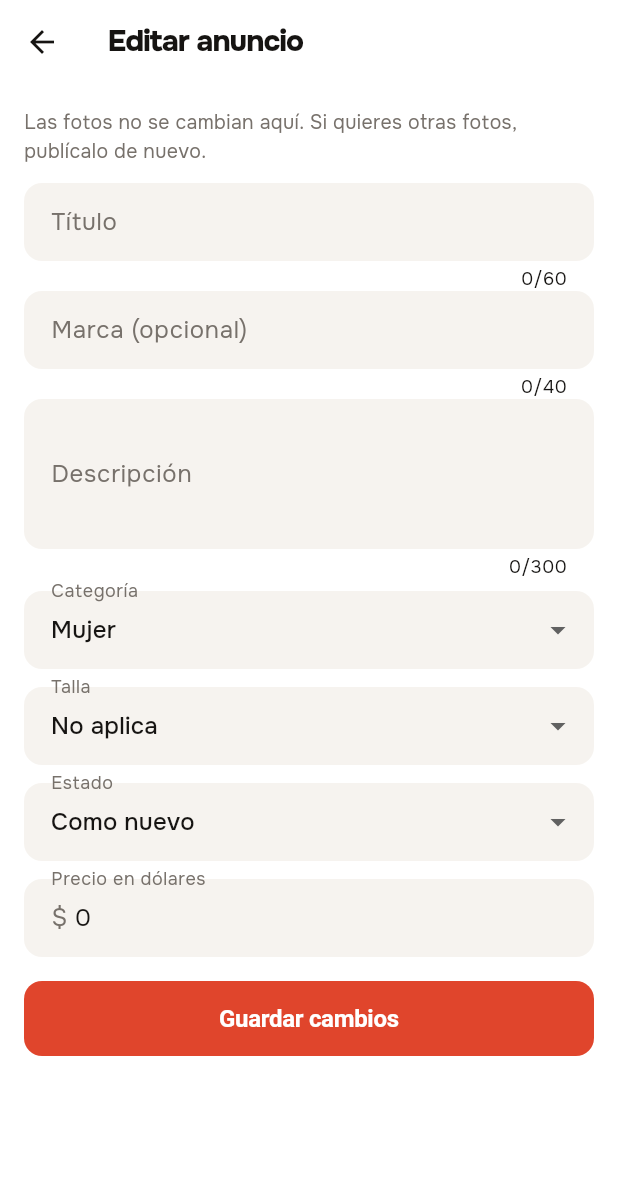
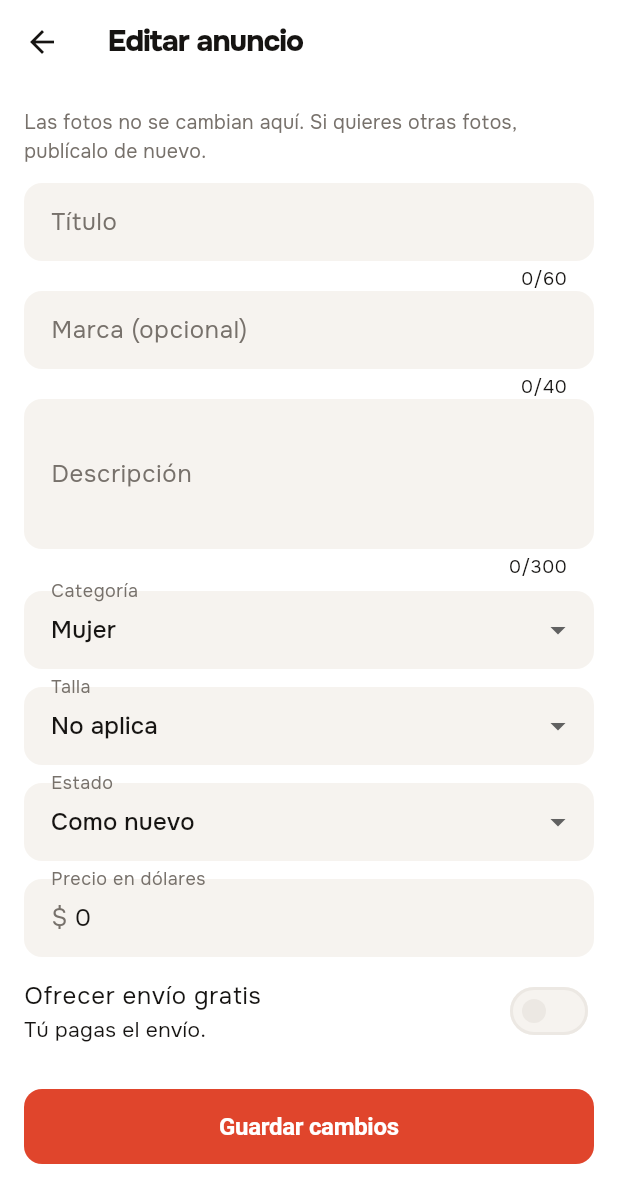
Before and after one commit to javiermoises159-dot/la-percha, a Flutter app: the ListingDetail screen opened directly with empty values, scrolled down 50 dp, after a tap on "Editar anuncio", on a phone screen of 412 x 824 dp. Shown: the top 1203 px of the screen. Run offline on Flutter 3.47's test engine with Material 3 defaults, Android fonts, the phone set to English and light mode, and no system bars; our stand-ins replace flutter_svg, google_fonts, image_picker, shared_preferences, supabase_flutter, webview_flutter; missing offline and left inert: dart:js_interop; accounts and stored records are empty; network calls fail.

Commit message:
Envío gratis opcional: el vendedor puede ofrecer pagar el envío (migración 0033, publicar, editar, detalle, compra, términos)
Co-Authored-By: Claude Sonnet 5.5 <noreply@anthropic.com>
Claude-Session: https://claude.ai/code/session_01JhSfgkLBMgjpgLXA8Cpnwe

```diff
--- a/app/lib/listing.dart
+++ b/app/lib/listing.dart
@@ -21,7 +21,11 @@ class Listing {
     this.fotoIa = false,
     this.createdAt,
     this.brand,
+    this.envioGratis = false,
   });
+
+  /// El vendedor paga el envío.
+  final bool envioGratis;
 
   /// Marca (opcional).
   final String? brand;
@@ -64,6 +68,7 @@ class Listing {
       featuredUntil: DateTime.tryParse('${m['featured_until'] ?? ''}'),
       fotoIa: m['foto_ia'] == true,
       createdAt: DateTime.tryParse('${m['created_at'] ?? ''}')?.toLocal(),
+      envioGratis: m['envio_gratis'] == true,
       brand: (m['brand'] as String?)?.trim().isEmpty == true ? null : m['brand'] as String?,
     );
   }
@@ -288,6 +293,7 @@ class ListingsStore extends ChangeNotifier {
     List<Uint8List> photos = const [],
     bool fotoIa = false,
     String? brand,
+    bool envioGratis = false,
   }) async {
     final uid = _db.auth.currentUser?.id;
     if (uid == null) return 'Inicia sesión para vender.';
@@ -320,6 +326,7 @@ class ListingsStore extends ChangeNotifier {
         'city': city,
         'photos': urls,
         if (fotoIa) 'foto_ia': true,
+        if (envioGratis) 'envio_gratis': true,
         if (brand != null && brand.trim().isNotEmpty) 'brand': brand.trim(),
       });
       await load();
--- a/app/lib/listing_detail.dart
+++ b/app/lib/listing_detail.dart
@@ -233,6 +233,13 @@ class ListingDetail extends StatelessWidget {
                                             fontWeight: FontWeight.w700,
                                             fontSize: 15)),
                                     Wrap(children: [
+                                      if (item.envioGratis)
+                                        const Padding(
+                                          padding: EdgeInsets.only(right: 6),
+                                          child: Chip(
+                                              visualDensity: VisualDensity.compact,
+                                              label: Text('Envío gratis', style: TextStyle(fontSize: 12, fontWeight: FontWeight.w700))),
+                                        ),
                                       FundadorChip(sellerId: item.sellerId),
                                       VerificadoChip(userId: item.sellerId),
                                     ]),
--- a/app/lib/mas.dart
+++ b/app/lib/mas.dart
@@ -126,6 +126,7 @@ class _EditarAnuncioPageState extends State<EditarAnuncioPage> {
   late String _categoria = widget.item.category;
   late String _talla = widget.item.size;
   late String _estado = widget.item.condition;
+  late bool _envioGratis = widget.item.envioGratis;
   bool _busy = false;
   String? _err;
 
@@ -156,6 +157,7 @@ class _EditarAnuncioPageState extends State<EditarAnuncioPage> {
       'size': _talla,
       'condition': _estado,
       'brand': _marca.text.trim().isEmpty ? null : _marca.text.trim(),
+      'envio_gratis': _envioGratis,
     });
     if (!mounted) return;
     if (e != null) {
@@ -210,6 +212,13 @@ class _EditarAnuncioPageState extends State<EditarAnuncioPage> {
             controller: _precio,
             keyboardType: const TextInputType.numberWithOptions(decimal: true),
             decoration: const InputDecoration(labelText: 'Precio en dólares', prefixText: '\$ ')),
+        SwitchListTile(
+          contentPadding: EdgeInsets.zero,
+          title: const Text('Ofrecer envío gratis'),
+          subtitle: const Text('Tú pagas el envío.'),
+          value: _envioGratis,
+          onChanged: (v) => setState(() => _envioGratis = v),
+        ),
         if (_err != null) ...[
           const SizedBox(height: 10),
           Text(_err!, style: const TextStyle(color: Color(0xFFB3261E))),
--- a/app/lib/orders_page.dart
+++ b/app/lib/orders_page.dart
@@ -168,7 +168,10 @@ class _CheckoutPageState extends State<CheckoutPage> {
   bool _busy = false;
   String? _error;
   double? _price; // precio acordado (oferta aceptada) o el del anuncio
-  String _metodo = metodosEntrega.first;
+  late String _metodo = _paraItem(metodosEntrega.first);
+  String _paraItem(String m) => widget.item.envioGratis
+      ? m.replaceFirst('(cobro a destino)', '(envío pagado por el vendedor)')
+      : m;
 
   @override
   void initState() {
@@ -246,7 +249,7 @@ class _CheckoutPageState extends State<CheckoutPage> {
           _Line(price < item.price ? 'Precio acordado' : 'Artículo',
               _money(price)),
           _Line('Protección al comprador', _money(fee)),
-          _Line('Total (sin envío)', _money(price + fee), bold: true),
+          _Line(item.envioGratis ? 'Total (envío gratis)' : 'Total (sin envío)', _money(price + fee), bold: true),
           if (bsText(price + fee).isNotEmpty) _Line('', bsText(price + fee)),
         ]),
         const SizedBox(height: 20),
@@ -258,10 +261,15 @@ class _CheckoutPageState extends State<CheckoutPage> {
           decoration: const InputDecoration(labelText: 'Cómo lo recibes'),
           items: [
             for (final m in metodosDisponibles())
-              DropdownMenuItem(value: m, child: Text(m)),
+              DropdownMenuItem(value: _paraItem(m), child: Text(_paraItem(m))),
           ],
           onChanged: (v) => setState(() => _metodo = v ?? _metodo),
         ),
+        if (widget.item.envioGratis && _metodo.contains('envío pagado por el vendedor')) ...[
+          const SizedBox(height: 8),
+          Text('Este vendedor ofrece envío gratis: él paga el envío, tú no pagas nada al recibir.',
+              style: TextStyle(color: context.muted, fontSize: 13)),
+        ],
         if (notaEntrega(_metodo) != null) ...[
           const SizedBox(height: 8),
           Text(notaEntrega(_metodo)!,
--- a/app/lib/terminos.dart
+++ b/app/lib/terminos.dart
@@ -54,7 +54,7 @@ Estos términos regulan el uso de Pavito, la app y la web donde personas en Vene
 ## 4. Comprar en Pavito
 
 1. Toda compra hecha con el botón **Comprar** tiene **Compra protegida**: tu dinero queda guardado y no llega al vendedor hasta que confirmas que recibiste el artículo como se describía.
-2. Pagas el precio del artículo más la **tarifa de protección: 0,25 USD + 5 % del precio** por pedido. En un lote, la parte fija de 0,25 USD se cobra una sola vez. El envío lo pagas aparte a la empresa de envíos (cobro a destino) salvo que acuerdes entrega en persona.
+2. Pagas el precio del artículo más la **tarifa de protección: 0,25 USD + 5 % del precio** por pedido. En un lote, la parte fija de 0,25 USD se cobra una sola vez. El envío lo pagas aparte a la empresa de envíos (cobro a destino) salvo que acuerdes entrega en persona o que el anuncio diga **Envío gratis**: en ese caso lo paga el vendedor.
 3. Antes de pagar ves el total en USD y su referencia en bolívares.
 4. **Ofertas:** puedes ofrecer desde el 50 % del precio. Si el vendedor acepta, ese precio vale 48 horas solo para ti. El vendedor puede contraofertar.
 5. **Lotes:** puedes comprar de 2 a 10 artículos del mismo vendedor en un solo pedido, con un solo pago y un solo envío, y con el descuento que el vendedor tenga activo.
```
Also changed, not shown: app/lib/sell_page.dart (+10 -0 lines), 1 other file.
